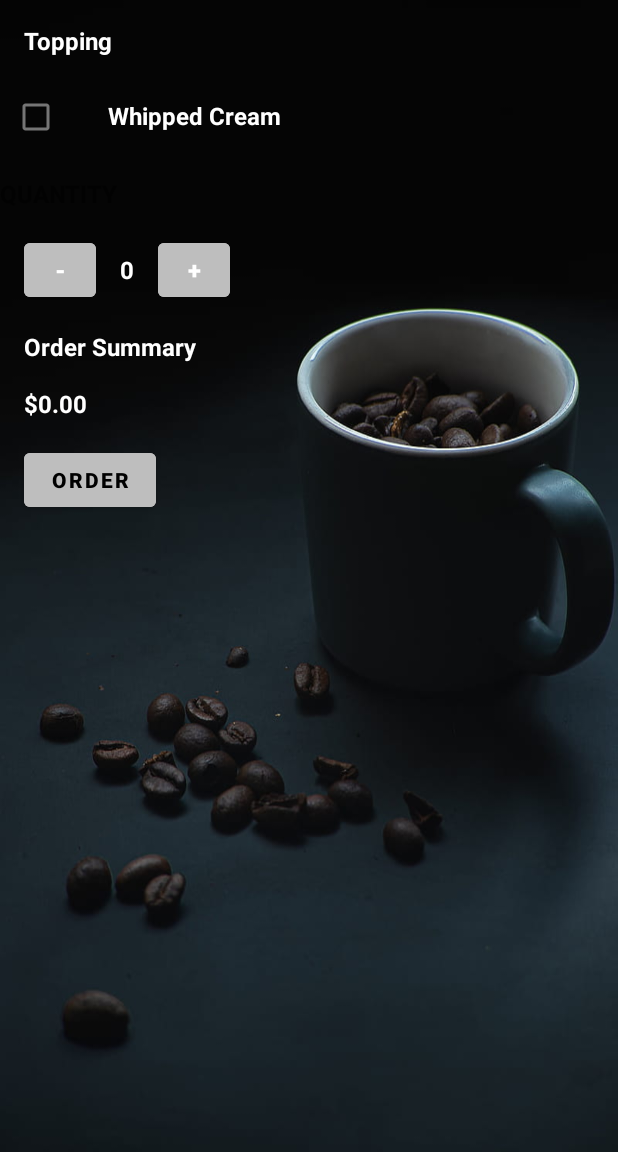
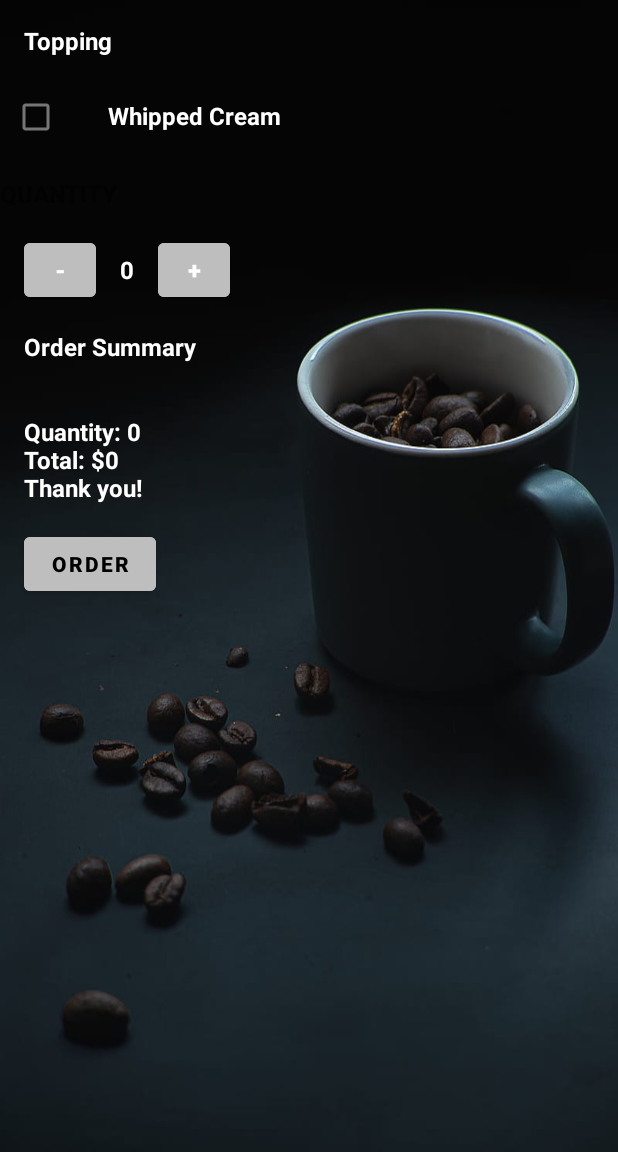
Before and after one commit to MFALLAM/CoffeeApp, an Android app: the screen it shows after launch (MainActivity), after a tap on "ORDER", on a phone screen of 412 x 824 dp, the part 84-1236 px from its top. Run offline under Robolectric (Android 15) with nearby library versions, the phone set to English and light mode, and no system bars.

Commit message:
Fixing createOrderSummary bug -

```diff
--- a/app/src/main/java/com/example/coffee/MainActivity.java
+++ b/app/src/main/java/com/example/coffee/MainActivity.java
@@ -17,6 +17,7 @@ public class MainActivity extends AppCompatActivity {
     int orderPrice;
     public TextView priceTextView;
     public TextView quantityTextView;
+    public TextView orderSummaryTextView;
 
     @Override
     protected void onCreate(Bundle savedInstanceState) {
@@ -28,10 +29,12 @@ public class MainActivity extends AppCompatActivity {
     private void initializer() {
         quantityTextView = findViewById(R.id.text_total_qty);
         priceTextView = findViewById(R.id.txt_price);
+        orderSummaryTextView = findViewById(R.id.order_summary_tv);
     }
 
     public void submitOrder(View view) {
         String message = createOrderSummary();
+        orderSummaryTextView.setText(message);
     }
 
     /**
--- a/app/src/main/res/layout/activity_main.xml
+++ b/app/src/main/res/layout/activity_main.xml
@@ -112,7 +112,7 @@
         android:layout_alignTop="@id/txt_price"
         android:layout_marginBottom="16dp"
         android:layout_marginLeft="16dp"
-        android:text="$0.00"
+        android:text=""
         android:textColor="@color/white"
         android:textSize="16dp"
         android:textStyle="bold" />
```
